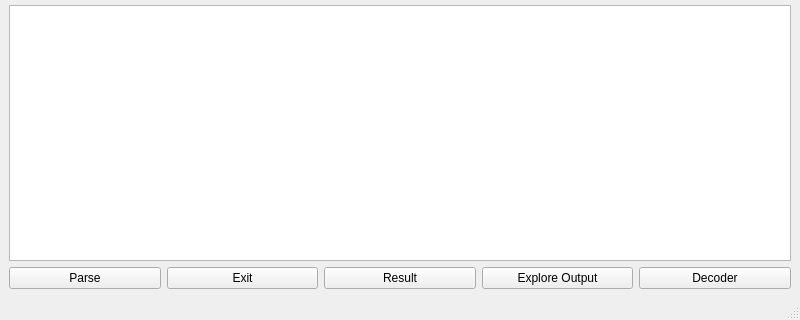
Qt form qparser.ui (bdunix/qparser) before a commit; both pictures show x 0 to 800 and y 280 to 600 of the 800 by 600 pixel window.
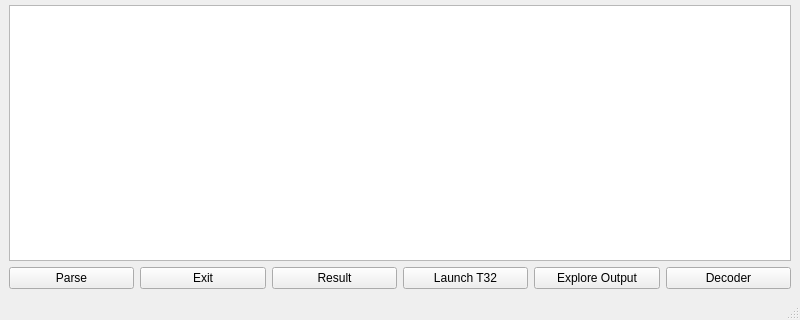
The same form after that commit.

Commit message: Add launch T32 pushbutton

Diff of the .ui file:
```diff
--- a/qparser.ui
+++ b/qparser.ui
@@ -224,6 +224,13 @@
         </property>
        </widget>
       </item>
+      <item>
+       <widget class="QPushButton" name="t32PushButton">
+        <property name="text">
+         <string>Launch T32</string>
+        </property>
+       </widget>
+      </item>
       <item>
        <widget class="QPushButton" name="explorePushButton">
         <property name="text">
```
The commit also changes 2 other files.
